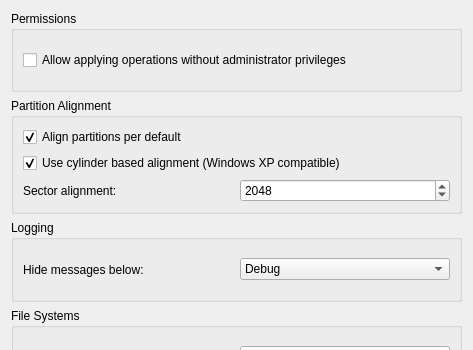
Old version of the form src/config/configurepagegeneral.ui in the repository KDE/partitionmanager; both pictures show x 0 to 473 and y 0 to 350 of the 473 by 575 pixel window.
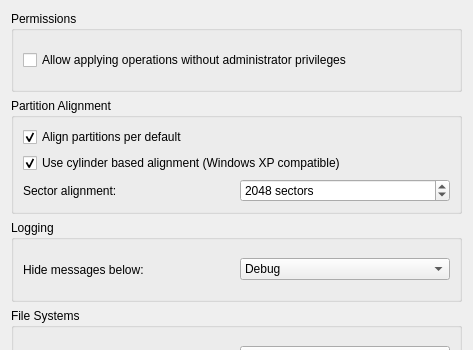
New version of the form. Custom widgets are drawn as their Qt base class.

Commit message: add a "sectors" suffix to partition alignment spinbox

Diff of the .ui file:
```diff
--- a/src/config/configurepagegeneral.ui
+++ b/src/config/configurepagegeneral.ui
@@ -79,6 +79,9 @@
         <property name="enabled">
          <bool>true</bool>
         </property>
+        <property name="suffix">
+         <string> sectors</string>
+        </property>
         <property name="maximum">
          <number>16777215</number>
         </property>
```
